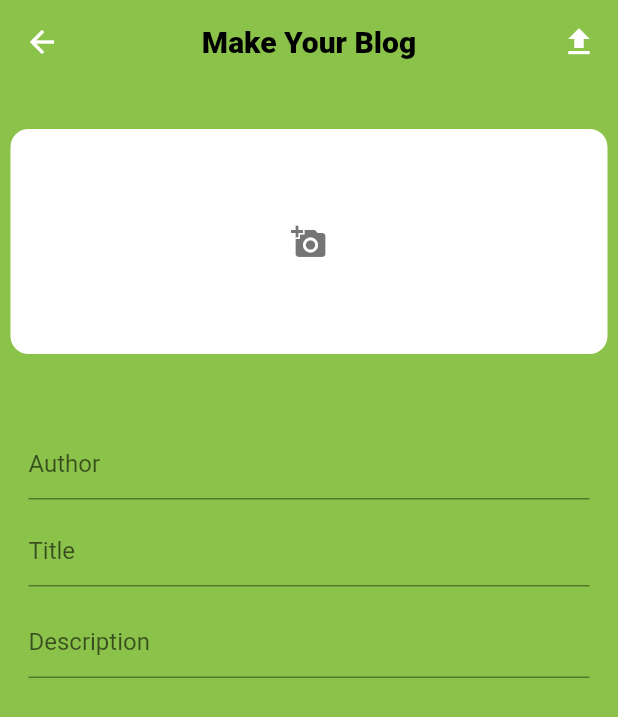
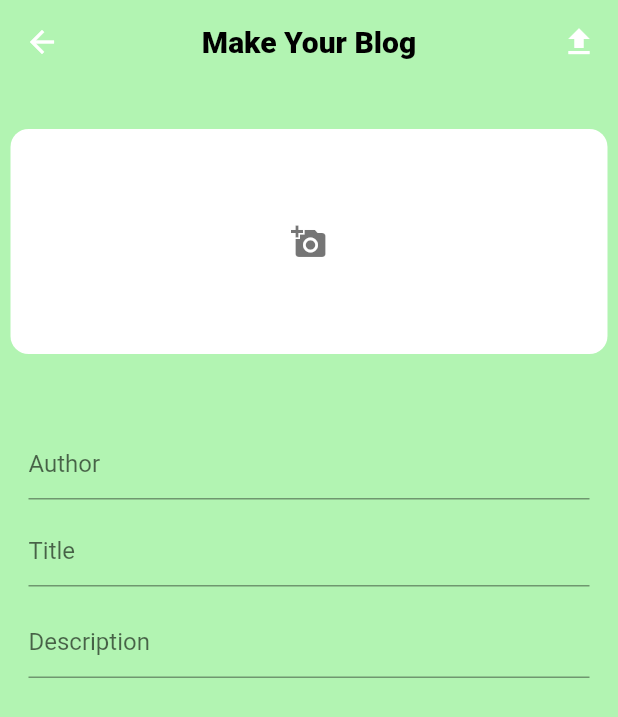
Before and after one commit to abbhowmik/Flutter-Blog, a Flutter app: the screen it shows after launch, after a tap on the "add" icon, on a phone screen of 412 x 824 dp. Shown: the top 717 px of the screen. Run offline on Flutter 3.47's test engine with Material 2 defaults, Android fonts, the phone set to English and light mode, and no system bars; our stand-ins replace cloud_firestore, firebase_core, firebase_storage, image_picker, random_string; accounts and stored records are empty.

Commit message:
blog add functionality added without image url

```diff
--- a/lib/main.dart
+++ b/lib/main.dart
@@ -9,12 +9,14 @@ class MyApp extends StatelessWidget {
   const MyApp({Key? key}) : super(key: key);
 
   // This widget is the root of your application.
+
   @override
   Widget build(BuildContext context) {
     return MaterialApp(
       title: 'Flutter Blog App',
+      debugShowCheckedModeBanner: false,
       theme: ThemeData(
-        primarySwatch: Colors.green,
+        primarySwatch: Colors.blue,
       ),
       home: Home(),
     );
--- a/lib/views/createBlog.dart
+++ b/lib/views/createBlog.dart
@@ -1,10 +1,15 @@
-// ignore_for_file: file_names, prefer_const_literals_to_create_immutables, prefer_const_constructors
+// ignore_for_file: file_names, prefer_const_literals_to_create_immutables, prefer_const_constructors, unused_local_variable
 
 import 'dart:io';
 import 'package:flutter/material.dart';
 import 'package:flutter/services.dart';
+import 'package:flutter_blog/services/crud.dart';
 import 'package:flutter_blog/widgets/widget.dart';
 import 'package:image_picker/image_picker.dart';
+import 'package:firebase_storage/firebase_storage.dart';
+import 'package:firebase_core/firebase_core.dart';
+import 'package:random_string/random_string.dart';
+import 'package:cloud_firestore/cloud_firestore.dart';
 
 class CreateBlog extends StatefulWidget {
   const CreateBlog({Key? key}) : super(key: key);
@@ -14,8 +19,11 @@ class CreateBlog extends StatefulWidget {
 }
 
 class _CreateBlogState extends State<CreateBlog> {
-  String? authorName, title, description;
+  late String authorName, title, description;
   File? image;
+  var downloadUrl;
+
+  bool? loading = false;
 
   Future getImage() async {
     try {
@@ -30,10 +38,41 @@ class _CreateBlogState extends State<CreateBlog> {
     }
   }
 
+  uploadBlogDetatils() async {
+    await Firebase.initializeApp();
+    if (image != null) {
+      setState(() {
+        loading = true;
+      });
+    }
+
+    if (image != null) {
+      Reference firebaseStorageRef = await FirebaseStorage.instance
+          .ref()
+          .child("blogImages")
+          .child("${randomAlphaNumeric(9)}.jpg");
+      UploadTask uploadTask = firebaseStorageRef.putFile(image!);
+
+      uploadTask.then((res) async {
+        downloadUrl = await res.ref.getDownloadURL();
+        print(downloadUrl);
+      });
+      // print("url is ****** 🙂🙂😋😋😊😊😎😎😎😋😎😎 $downloadUrl");
+
+      Map<String, String> blogMap = {
+        "authorName": authorName,
+        "title": title,
+        "desc": description,
+        // "imageUrl": downloadUrl,
+      };
+      CrudMethods().addData(blogMap).then((result) => {Navigator.pop(context)});
+    } else {}
+  }
+
   @override
   Widget build(BuildContext context) {
     return Scaffold(
-      backgroundColor: Colors.lightGreen,
+      backgroundColor: Color.fromRGBO(144, 238, 144, 0.7),
       appBar: AppBar(
         backgroundColor: Colors.transparent,
         centerTitle: true,
@@ -42,14 +81,25 @@ class _CreateBlogState extends State<CreateBlog> {
         iconTheme: IconThemeData(color: Colors.white),
         title: appBar2(context),
         actions: [
-          Container(
+          GestureDetector(
+            onTap: () {
+              uploadBlogDetatils();
+            },
+            child: Container(
               padding: EdgeInsets.symmetric(horizontal: 14),
               child: Icon(Icons.file_upload),
+            ),
           )
         ],
       ),
       // ignore: avoid_unnecessary_containers
-      body: SingleChildScrollView(
+      body: loading == true
+          ? Center(
+              child: Container(
+                child: CircularProgressIndicator(),
+              ),
+            )
+          : SingleChildScrollView(
               child: Container(
                 height: 670,
                 child: Column(
--- a/lib/views/home.dart
+++ b/lib/views/home.dart
@@ -27,6 +27,7 @@ class _HomeState extends State<Home> {
         child: Row(
           mainAxisAlignment: MainAxisAlignment.center,
           children: [
+            Text("         "),
             FloatingActionButton(
               onPressed: () {
                 Navigator.push(context,
@@ -35,7 +36,7 @@ class _HomeState extends State<Home> {
               // ignore: prefer_const_constructors
               child: Icon(
                 Icons.add,
-                color: Colors.black,
+                color: Colors.white,
               ),
             ),
           ],
--- a/pubspec.yaml
+++ b/pubspec.yaml
@@ -34,7 +34,9 @@ dependencies:
   # Use with the CupertinoIcons class for iOS style icons.
   image_picker: ^0.8.4+3
   cloud_firestore: ^2.5.4
+  random_string: ^2.3.1
   firebase_storage: ^10.0.6
+  firebase_core: ^1.8.0
   cupertino_icons: ^1.0.2
 
 dev_dependencies:
```
Also changed, not shown: pubspec.lock. Lines whose indentation alone changed are shown as unchanged.
